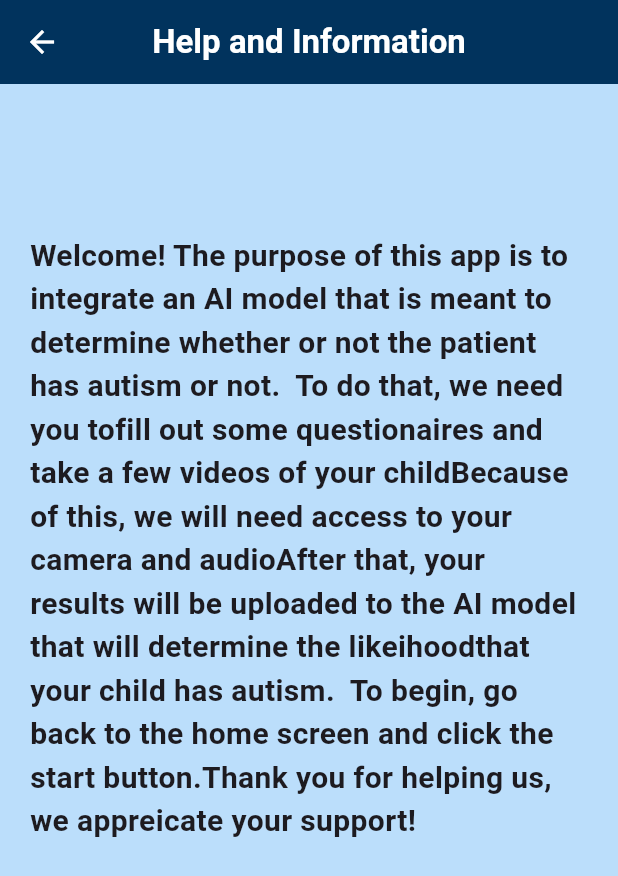
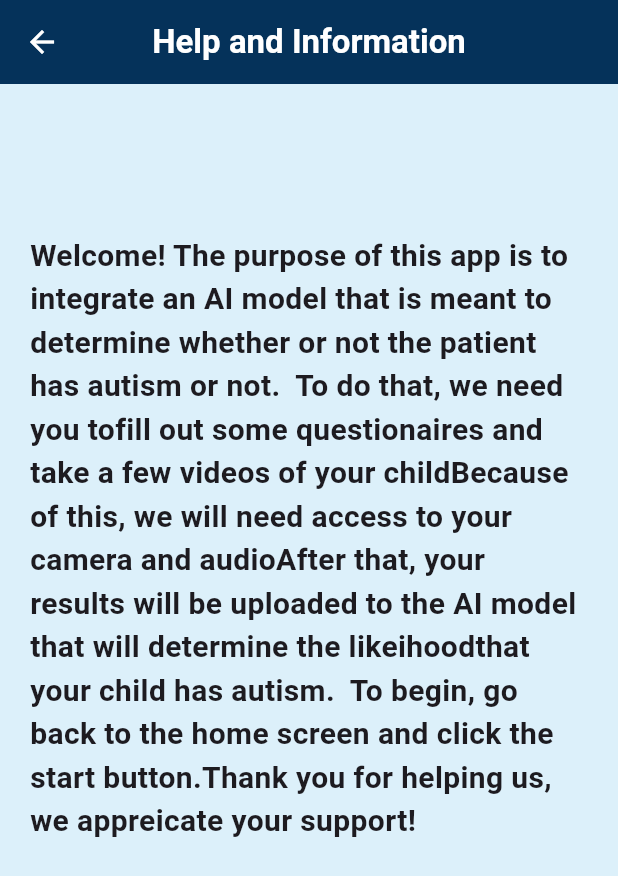
Before and after one commit to kevin200555/autism_ai_test, a Flutter app: the screen it shows after launch, after a tap on the "question mark" icon, on a phone screen of 412 x 824 dp. Shown: the top 876 px of the screen. Run offline on Flutter 3.47's test engine with Material 3 defaults, Android fonts, the phone set to English and light mode, and no system bars; our stand-ins replace camera, video_player, webview_flutter.

Commit message:
added a color class in case I need to make a new screen and keep the colors consistent

```diff
--- a/lib/data_gathering/questionaire_section.dart
+++ b/lib/data_gathering/questionaire_section.dart
@@ -2,7 +2,7 @@ import 'package:autism_ai_test/data_gathering/video_recording_section.dart';
 import 'package:camera/camera.dart';
 import 'package:flutter/material.dart';
 import 'package:webview_flutter/webview_flutter.dart';
-
+import 'package:autism_ai_test/themes/colors.dart';
 //Stateful Widget that displays a series of video recording sections that the user must complete
 // The user records data for one section, moves on to the next section, and etc
 // after the user completes this section, they move unto the video_recording_section
@@ -38,7 +38,7 @@ class _GuidedQuestionaireState extends State<GuidedQuestionaire> {
       ..setJavaScriptMode(JavaScriptMode.unrestricted);
 
     return Scaffold(
-      backgroundColor: Colors.blue[100],
+      backgroundColor: ColorTheme.background,
       appBar: AppBar(
         title: Text(
           'Step ${currentSurvey + 1} of ${widget.urls.length}',
--- a/lib/screens/help_screen.dart
+++ b/lib/screens/help_screen.dart
@@ -1,20 +1,20 @@
 import 'package:flutter/material.dart';
-
+import 'package:autism_ai_test/themes/colors.dart';
 //Just diaplays some information of the purpose of this app and how to use it to the user
 class HelpScreen extends StatelessWidget {
   const HelpScreen({super.key});
   @override
   Widget build(BuildContext context) {
     return Scaffold(
-      backgroundColor: Colors.blue[100],
+      backgroundColor: ColorTheme.background,
       appBar: AppBar(
         title: Text(
           'Help and Information',
-          style: TextStyle(fontWeight: FontWeight.bold, color: Colors.white),
+          style: TextStyle(fontWeight: FontWeight.bold, color: ColorTheme.textColor),
         ),
         centerTitle: true,
-        iconTheme: IconThemeData(color: Colors.white),
-        backgroundColor: const Color.fromARGB(255, 1, 51, 93),
+        iconTheme: IconThemeData(color: ColorTheme.textColor),
+        backgroundColor: ColorTheme.primary,
       ),
       body: Column(
          children: [
--- a/lib/screens/home_screen.dart
+++ b/lib/screens/home_screen.dart
@@ -2,7 +2,7 @@ import 'package:autism_ai_test/data_gathering/questionaire_section.dart';
 import 'package:autism_ai_test/screens/help_screen.dart';
 import 'package:flutter/material.dart';
 import 'package:camera/camera.dart';
-
+import 'package:autism_ai_test/themes/colors.dart';
 class HomeScreen extends StatelessWidget {
   final CameraDescription camera;
   const HomeScreen({super.key, required this.camera});
@@ -19,14 +19,14 @@ class HomeScreen extends StatelessWidget {
     var surveyURLs = ['https://www.surveymonkey.com/r/LT6DG35'];
 
     return Scaffold(
-      backgroundColor: Colors.blue[100],
+      backgroundColor: ColorTheme.background,
       appBar: AppBar(
         title: Text(
           'The Autism Test',
-          style: TextStyle(fontWeight: FontWeight.bold, color: Colors.white),
+          style: TextStyle(fontWeight: FontWeight.bold, color: ColorTheme.textColor),
         ),
         centerTitle: true,
-        backgroundColor: const Color.fromARGB(255, 1, 51, 93),
+        backgroundColor: ColorTheme.primary,
       ),
       body: SizedBox(
         width: double.infinity,
@@ -52,14 +52,14 @@ class HomeScreen extends StatelessWidget {
                 style: ElevatedButton.styleFrom(
                   shape: const CircleBorder(),
                   padding: const EdgeInsets.all(20), // space inside the button
-                  backgroundColor: const Color.fromARGB(255, 1, 51, 93),
+                  backgroundColor: ColorTheme.primary,
                 ),
-                child: const Text(
+                child: Text(
                   'START',
                   style: TextStyle(
                     fontSize: 32,
                     fontWeight: FontWeight.bold,
-                    color: Colors.white,
+                    color: ColorTheme.textColor,
                   ),
                 ),
               ),
@@ -68,15 +68,15 @@ class HomeScreen extends StatelessWidget {
         ),
       ),
       //Displays a help menu
-      floatingActionButton: FloatingActionButton.large(
+      floatingActionButton: FloatingActionButton(
         onPressed: () {
           Navigator.push(
             context,
             MaterialPageRoute(builder: (context) => HelpScreen()),
           );
         },
-        backgroundColor: const Color.fromARGB(255, 95, 230, 64),
-        foregroundColor: Colors.white,
+        backgroundColor: ColorTheme.primary,
+        foregroundColor: ColorTheme.textColor,
         child: const Icon(Icons.question_mark),
       ),
     );
--- /dev/null
+++ b/lib/themes/colors.dart
@@ -0,0 +1,14 @@
+import 'package:flutter/material.dart';
+
+
+
+class ColorTheme {
+  static Color primary = const Color.fromARGB(255, 5, 50, 90);
+  static Color accent = const Color.fromARGB(255, 12, 72, 125);
+  static Color background = const Color.fromARGB(255, 220, 240, 250);
+  static Color textColor = Colors.white;
+  static Color alternateTextColor = Colors.black;
+  static Color red = const Color.fromARGB(255, 210, 5, 5);
+  static Color green =  const Color.fromARGB(255, 16, 159, 21);
+
+}
```
Also changed, not shown: lib/data_gathering/video_recording_section.dart (+17 -16 lines).
